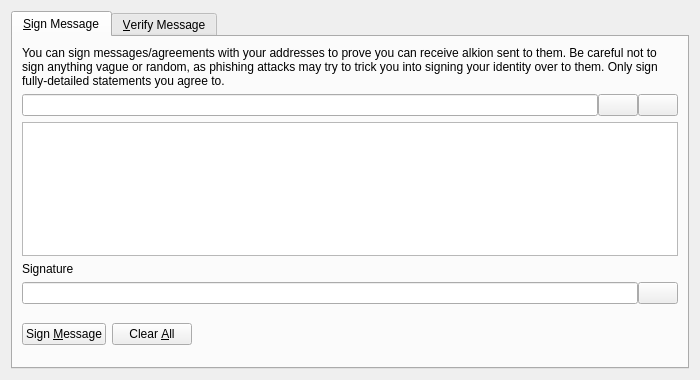
Above: src/qt/forms/signverifymessagedialog.ui from alkion-project/alkion before the change. Below: the same form after it.
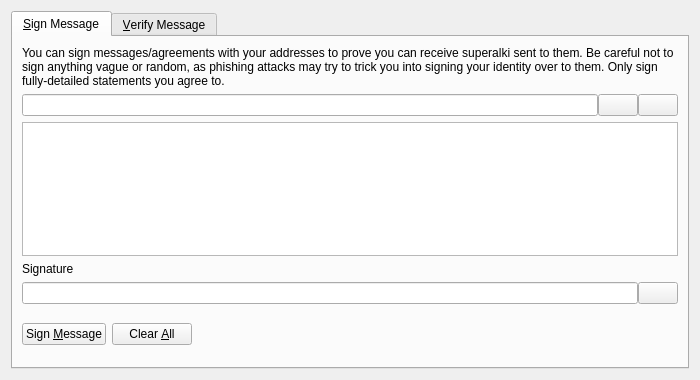
That is the form after the change. Icons and pictures are not drawn. Custom widgets are drawn as their Qt base class.

What changed in the file:
```diff
--- a/src/qt/forms/signverifymessagedialog.ui
+++ b/src/qt/forms/signverifymessagedialog.ui
@@ -30,7 +30,7 @@
        <item>
         <widget class="QLabel" name="infoLabel_SM">
          <property name="text">
-          <string>You can sign messages/agreements with your addresses to prove you can receive alkion sent to them. Be careful not to sign anything vague or random, as phishing attacks may try to trick you into signing your identity over to them. Only sign fully-detailed statements you agree to.</string>
+          <string>You can sign messages/agreements with your addresses to prove you can receive superalki sent to them. Be careful not to sign anything vague or random, as phishing attacks may try to trick you into signing your identity over to them. Only sign fully-detailed statements you agree to.</string>
          </property>
          <property name="textFormat">
           <enum>Qt::PlainText</enum>
```
